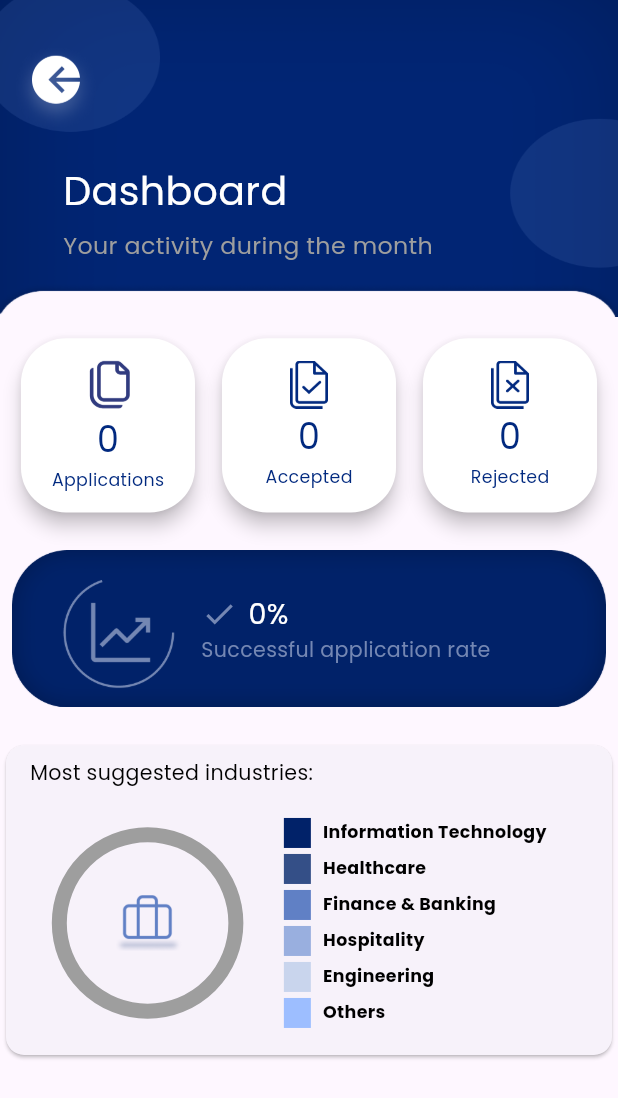
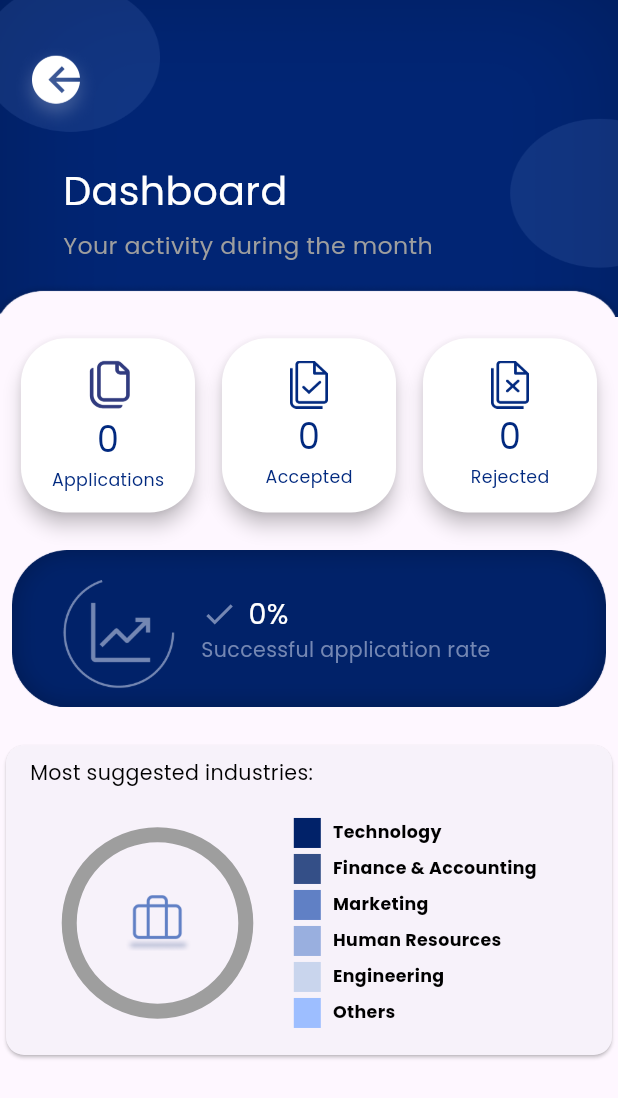
Before and after one commit to nouraalsh74/JADEER1, a Flutter app: the MyActivityDashboard screen opened directly, on a phone screen of 412 x 824 dp. Shown: the top 1098 px of the screen. Run offline on Flutter 3.47's test engine with Material 3 defaults, Android fonts, the light colour scheme and no system bars; drawn by our look-alikes of pie_chart; our stand-ins replace cloud_firestore, double_back_to_close_app, file_picker, firebase_auth, firebase_core, firebase_database and 8 more; missing offline and left inert: loading_btn, mailer; accounts and stored records are empty.

Commit message:
“_version_15_5_2024_”

```diff
--- a/lib/main.dart
+++ b/lib/main.dart
@@ -22,7 +22,7 @@ void main() async {
   ///
   /// /Users/mohmmedmalas/Desktop/flutter_3.16.0/bin/flutter --no-color pub get
   /// /Users/mohmmedmalas/Desktop/flutter_3.16.0/bin/flutter pub add pie_chart
-  /// /Users/mohmmedmalas/Desktop/flutter_3.16.0/bin/flutter pub add mailer
+  /// /Users/mohmmedmalas/Desktop/flutter_3.16.0/bin/flutter pub add url_launcher
   ///
   ///
 
--- a/lib/models/opportunityModel.dart
+++ b/lib/models/opportunityModel.dart
@@ -11,6 +11,7 @@ class Opportunity {
   String location;
   String company_image;
   String availability;
+  List<String> courses;
   String deadline;
   String company_email;
   String opportunity_type;
@@ -18,6 +19,7 @@ class Opportunity {
   Opportunity({
     required this.title,
     required this.industry,
+    required this.courses,
     required this.id,
     required this.company_email,
     required this.requirements,
@@ -36,6 +38,7 @@ class Opportunity {
   factory Opportunity.fromJson(Map<String, dynamic> json) {
     return Opportunity(
       title: json['title'],
+      courses: json["courses"] == null ? [] : List<String>.from(json["courses"]!.map((x) => x)),
       industry: json['industry'],
       company_email: json['company_email'] ?? "",
       id: json['id'],
@@ -54,6 +57,7 @@ class Opportunity {
 
   Map<String, dynamic> toMap() {
     return {
+      "courses": courses == null ? [] : List<dynamic>.from(courses!.map((x) => x)),
       'title': title,
       'industry': industry,
       'company_email': company_email,
--- a/lib/providers/opportunityProvider.dart
+++ b/lib/providers/opportunityProvider.dart
@@ -96,6 +96,7 @@ class OpportunityProvider with ChangeNotifier{
                 requirements: document.data().toString().contains('requirements') ? List<String>.from(document['requirements']) : [],
                 fieldsOfStudy: document.data().toString().contains('field_of_study') ? List<String>.from(document['field_of_study']) : [],
                 skills: document.data().toString().contains('skills') ? List<String>.from(document['skills']) : [],
+                courses: document.data().toString().contains('courses') ? List<String>.from(document['courses']) : [],
                 location: document.data().toString().contains('location') ? document.get('location') : '',
                 availability: document.data().toString().contains('availability') ? document.get('availability') : '',
                 deadline: document.data().toString().contains('deadline') ? document.get('deadline') : '',
--- a/lib/screens/myActivity/myActivityDashboard.dart
+++ b/lib/screens/myActivity/myActivityDashboard.dart
@@ -32,10 +32,10 @@ class _MyActivityDashboardState extends State<MyActivityDashboard> {
   double? percentageChangeTotalApplications ;
   double? percentageAcceptedNow  ;
   Map<String, double> dataMap = {
-    "Information Technology": 0,
-    "Healthcare": 0,
-    "Finance & Banking": 0,
-    "Hospitality": 0,
+    "Technology": 0,
+    "Finance & Accounting": 0,
+    "Marketing": 0,
+    "Human Resources": 0,
     "Engineering": 0,
     "Others": 0,
   };
@@ -87,16 +87,16 @@ class _MyActivityDashboardState extends State<MyActivityDashboard> {
   }
 
   Future getIndustryChartData()  async {
-    dataMap["Information Technology"] = ((myApplyOpportunityNow.where((element) => element.opportunity!.industry.toLowerCase().contains("Technology".toLowerCase())).toList()).length).toDouble() ;
-    dataMap["Healthcare"] = ((myApplyOpportunityNow.where((element) => element.opportunity!.industry.toLowerCase().contains("Healthcare".toLowerCase())).toList()).length).toDouble() ;
-    dataMap["Finance & Banking"] = ((myApplyOpportunityNow.where((element) => element.opportunity!.industry.toLowerCase().contains("Finance".toLowerCase())).toList()).length).toDouble() ;
-    dataMap["Hospitality"] = ((myApplyOpportunityNow.where((element) => element.opportunity!.industry.toLowerCase().contains("Hospitality".toLowerCase())).toList()).length).toDouble() ;
+    dataMap["Technology"] = ((myApplyOpportunityNow.where((element) => element.opportunity!.industry.toLowerCase().contains("Technology".toLowerCase())).toList()).length).toDouble() ;
+    dataMap["Finance & Accounting"] = ((myApplyOpportunityNow.where((element) => element.opportunity!.industry.toLowerCase().contains("Finance & Accounting".toLowerCase())).toList()).length).toDouble() ;
+    dataMap["Marketing"] = ((myApplyOpportunityNow.where((element) => element.opportunity!.industry.toLowerCase().contains("Marketing".toLowerCase())).toList()).length).toDouble() ;
+    dataMap["Human Resources"] = ((myApplyOpportunityNow.where((element) => element.opportunity!.industry.toLowerCase().contains("Human Resources".toLowerCase())).toList()).length).toDouble() ;
     dataMap["Engineering"] = ((myApplyOpportunityNow.where((element) => element.opportunity!.industry.toLowerCase().contains("Engineering".toLowerCase())).toList()).length).toDouble() ;
 
-    double total = dataMap["Information Technology"]!
-        + dataMap["Healthcare"]!
-        + dataMap["Finance & Banking"]!
-        + dataMap["Hospitality"]!
+    double total = dataMap["Technology"]!
+        + dataMap["Finance & Accounting"]!
+        + dataMap["Marketing"]!
+        + dataMap["Human Resources"]!
         + dataMap["Engineering"]!;
     dataMap["Others"] = myApplyOpportunityNow.length.toDouble() - total ;
   }
--- a/pubspec.yaml
+++ b/pubspec.yaml
@@ -58,6 +58,7 @@ dependencies:
   firebase_dynamic_links: ^5.4.17
   pie_chart: ^5.4.0
   mailer: ^6.1.0
+  url_launcher: ^6.2.6
 #  firebase_app_check: ^0.2.1+13
 
 
```
Also changed, not shown: lib/models/coursesModel.dart (+13 -7 lines), lib/providers/dataProvider.dart (+28 -0 lines), lib/screens/opportunities/opportunitiesDashboard.dart (+5 -5 lines), lib/screens/opportunities/opportunityDetails.dart (+60 -32 lines), pubspec.lock, 2 other files.
